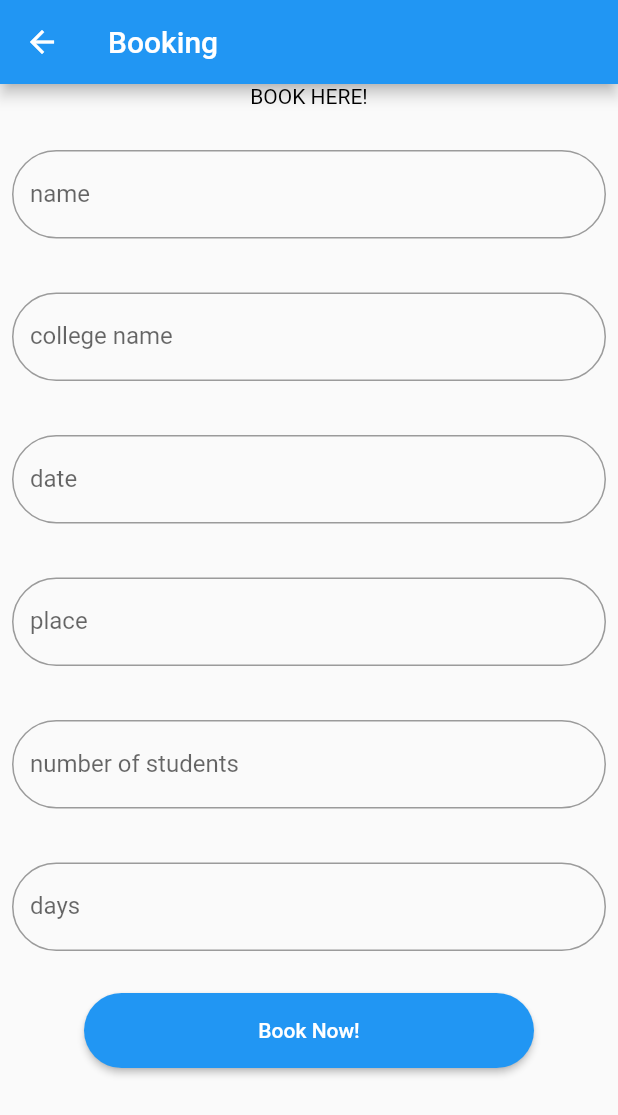
After one commit to lubnawahid/industrialvisit, a Flutter app: the booking screen opened directly, on a phone screen of 412 x 824 dp. The commit adds this screen. Shown: the top 1115 px of the screen. Run offline on Flutter 3.47's test engine with Material 2 defaults, Android fonts, the light colour scheme and no system bars.

Commit message:
industrial visit

```diff
--- /dev/null
+++ b/lib/booking.dart
@@ -0,0 +1,207 @@
+import 'package:flutter/cupertino.dart';
+import 'package:flutter/material.dart';
+
+class booking extends StatefulWidget {
+  const booking({Key? key}) : super(key: key);
+
+  @override
+  State<booking> createState() => _bookingState();
+}
+
+class _bookingState extends State<booking> {
+  @override
+  Widget build(BuildContext context) {
+     return Scaffold(
+        appBar: AppBar(
+        title: Text("Booking"),
+
+
+    ),
+       body: SingleChildScrollView(
+       child:   Column(
+
+       mainAxisAlignment:MainAxisAlignment.center,
+
+       children: [
+
+       Text("BOOK HERE!",style: TextStyle(color: Colors.black),),
+
+    SizedBox(height: 20,),
+
+    Padding(
+
+    padding: const EdgeInsets.all(8),
+
+    child: TextField(
+
+    decoration: InputDecoration(
+
+    labelText: "name",
+
+    hintText: "name",
+
+    border: OutlineInputBorder(borderRadius:BorderRadius.circular(30)),
+
+
+
+
+
+    ),
+
+    ),
+
+    ),
+
+
+    SizedBox(height: 20,),
+
+    Padding(
+
+    padding: const EdgeInsets.all(8),
+
+    child: TextField(
+
+    decoration: InputDecoration(
+
+    labelText: "college name",
+
+    hintText: "college name",
+
+    border: OutlineInputBorder(borderRadius:BorderRadius.circular(30)),
+
+
+
+
+
+    ),
+
+    ),
+
+    ),
+
+
+    SizedBox(height: 20,),
+
+    Padding(
+
+    padding: const EdgeInsets.all(8),
+
+    child: TextField(
+
+    decoration: InputDecoration(
+
+    labelText: "date",
+
+    hintText: "datee",
+
+    border: OutlineInputBorder(borderRadius:BorderRadius.circular(30)),
+
+
+
+
+
+    ),
+
+    ),
+
+    ),
+
+
+    SizedBox(height: 20,),
+
+    Padding(
+
+    padding: const EdgeInsets.all(8),
+
+    child: TextField(
+
+    decoration: InputDecoration(
+
+    labelText: "place",
+
+    hintText: "place",
+
+    border: OutlineInputBorder(borderRadius:BorderRadius.circular(30)),
+
+
+
+
+
+    ),
+
+    ),
+
+    ),
+
+
+
+    SizedBox(height: 20,),
+
+    Padding(
+
+    padding: const EdgeInsets.all(8),
+
+    child: TextField(
+
+    decoration: InputDecoration(
+
+    labelText: "number of students",
+
+    hintText: "number of students",
+
+    border: OutlineInputBorder(borderRadius:BorderRadius.circular(30)),
+
+
+
+
+
+    ),
+
+    ),
+
+    ),
+
+
+    SizedBox(height: 20,),
+
+    Padding(
+
+    padding: const EdgeInsets.all(8),
+
+    child: TextField(
+
+    decoration: InputDecoration(
+
+    labelText: "days",
+
+    hintText: "days",
+
+    border: OutlineInputBorder(borderRadius:BorderRadius.circular(30)),
+
+
+
+
+
+    ),
+
+    ),
+
+    ),
+    SizedBox(height: 20,),
+
+    ElevatedButton(onPressed: (){},style: ElevatedButton.styleFrom(shape: RoundedRectangleBorder(borderRadius: BorderRadius.circular(50.0)),primary: Colors.blue,fixedSize: Size(300,50)),
+
+
+
+
+
+    child: Text('Book Now!',style: TextStyle(color: Colors.white),),
+
+    ),
+
+],
+       ),
+       ),
+    );
+  }
+}
--- a/lib/homescreen.dart
+++ b/lib/homescreen.dart
@@ -2,6 +2,7 @@ import 'package:flutter/material.dart';
 import 'package:industrialvisit/homescreen.dart';
 import 'package:industrialvisit/packagecreation.dart';
 
+import 'booking.dart';
 import 'chat.dart';
 import 'login.dart';
 
@@ -65,7 +66,7 @@ class _homescreenState extends State<homescreen> {
                     ),
                     GestureDetector(
                       onTap: () {
-                     //   Navigator.push(context, MaterialPageRoute(builder: (context)=>));
+                       Navigator.push(context, MaterialPageRoute(builder: (context)=>booking()));
                       },
                       child: Container(decoration:BoxDecoration(borderRadius: BorderRadius.circular(40),color: Colors.black12,),
 
@@ -95,16 +96,15 @@ class _homescreenState extends State<homescreen> {
                     ),
 
                GestureDetector(
-                    onTap: () {
-                      //  Navigator.push(context, MaterialPageRoute(builder: (context)=>));
+                 onTap: (){
+                //   Navigator.push(context, MaterialPageRoute(builder: context =>));
                  },
-                    child: Container(decoration:BoxDecoration(borderRadius: BorderRadius.circular(40),color: Colors.green,),
-
+                 child: Container(decoration: BoxDecoration(borderRadius: BorderRadius.circular(40),color: Colors.pinkAccent),
                  child: Column(
                    mainAxisAlignment: MainAxisAlignment.center,
                    children: [
-                          Image.asset("images/cash-payment.png",height: 80,),
-                          Text("Payment",style: TextStyle(color: Colors.white,fontSize: 30),)
+                     Image.asset("images/cash-on-delivery.png",height: 80,),
+                     Text("Payment",style: TextStyle(color: Colors.white,fontSize:30 ),)
                    ],
                  ),
                  ),
--- a/lib/main.dart
+++ b/lib/main.dart
@@ -12,7 +12,7 @@ class MyApp extends StatelessWidget{
   Widget build(BuildContext context){
     return MaterialApp(
       debugShowCheckedModeBanner: false,
-      home:homescreen(),
+      home:login(),
     );
   }
 
--- a/lib/userregister.dart
+++ b/lib/userregister.dart
@@ -230,7 +230,9 @@ class _userregisterState extends State<userregister> {
 
                 child: Text('Register',style: TextStyle(color: Colors.white),),
 
-              ),SizedBox(height: 30.0,),
+              ),
+
+              SizedBox(height: 30.0,),
 
               Row(
 
```
Also changed, not shown: images/cash-on-delivery.png (added), images/cash-payment.png (deleted). Lines whose indentation alone changed are shown as unchanged.
